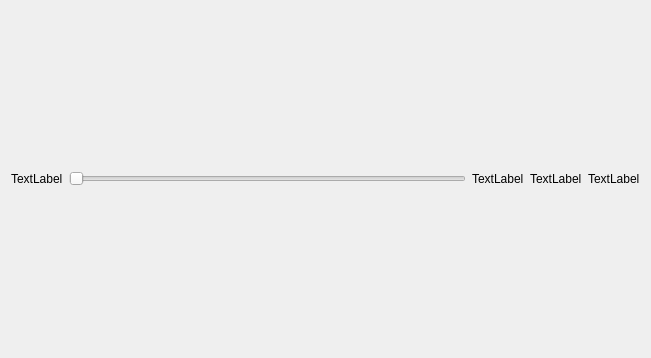
Before: the Qt Designer form Sources/App/SkillsMixer/skillsmixer.ui in timattt/Cognitia-II, drawn with Qt 5.
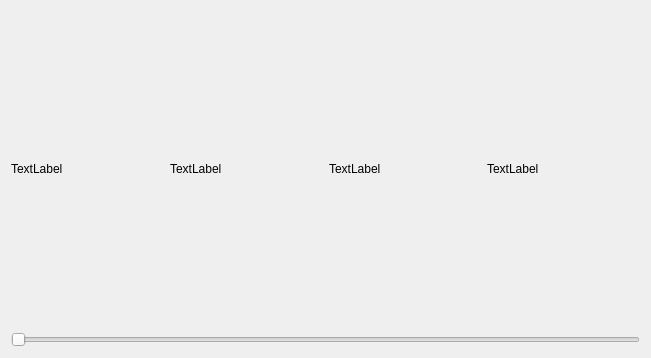
After: the same form once the commit is applied.

Patch:
```diff
--- a/Sources/App/SkillsMixer/skillsmixer.ui
+++ b/Sources/App/SkillsMixer/skillsmixer.ui
@@ -13,6 +13,8 @@
   <property name="windowTitle">
    <string>Form</string>
   </property>
+  <layout class="QVBoxLayout" name="verticalLayout">
+   <item>
   <layout class="QHBoxLayout" name="horizontalLayout">
    <item>
     <widget class="QLabel" name="skillName">
@@ -22,30 +24,32 @@
     </widget>
    </item>
    <item>
-    <widget class="QSlider" name="horizontalSlider">
-     <property name="orientation">
-      <enum>Qt::Horizontal</enum>
-     </property>
-    </widget>
-   </item>
-   <item alignment="Qt::AlignRight">
     <widget class="QLabel" name="from">
      <property name="text">
       <string>TextLabel</string>
      </property>
     </widget>
    </item>
-   <item alignment="Qt::AlignHCenter">
+     <item>
     <widget class="QLabel" name="val">
      <property name="text">
       <string>TextLabel</string>
      </property>
     </widget>
    </item>
-   <item alignment="Qt::AlignLeft">
+     <item>
     <widget class="QLabel" name="to">
      <property name="text">
       <string>TextLabel</string>
+       </property>
+      </widget>
+     </item>
+    </layout>
+   </item>
+   <item>
+    <widget class="QSlider" name="horizontalSlider">
+     <property name="orientation">
+      <enum>Qt::Horizontal</enum>
      </property>
     </widget>
    </item>
```
Lines whose indentation alone changed are shown as unchanged.
